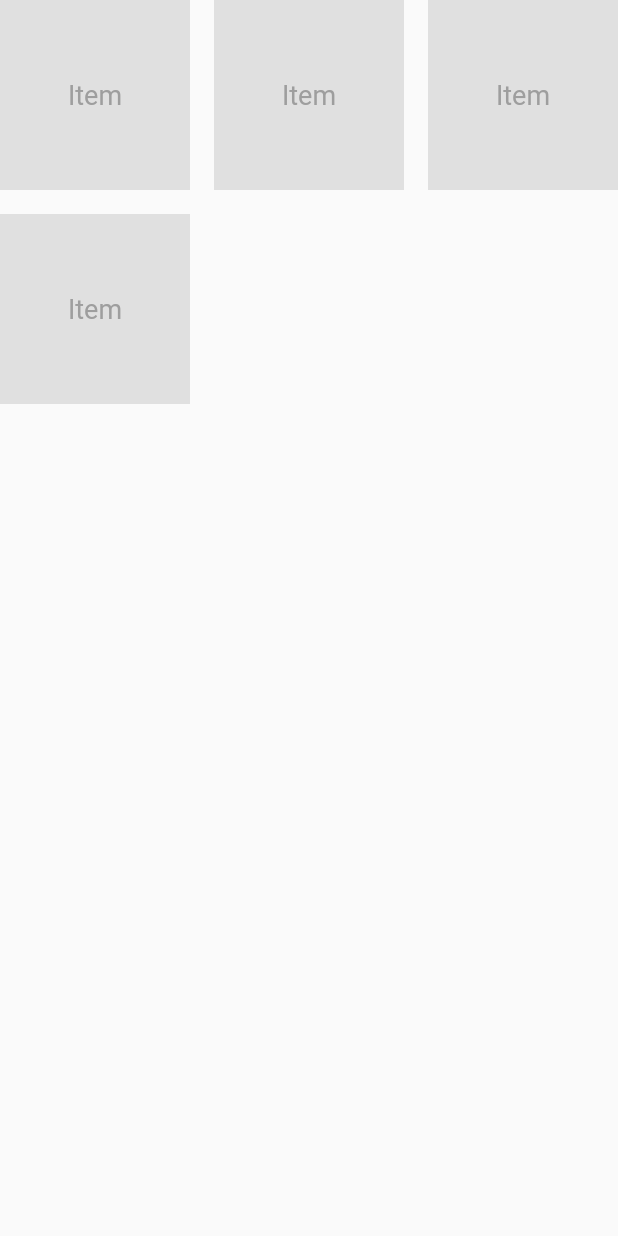
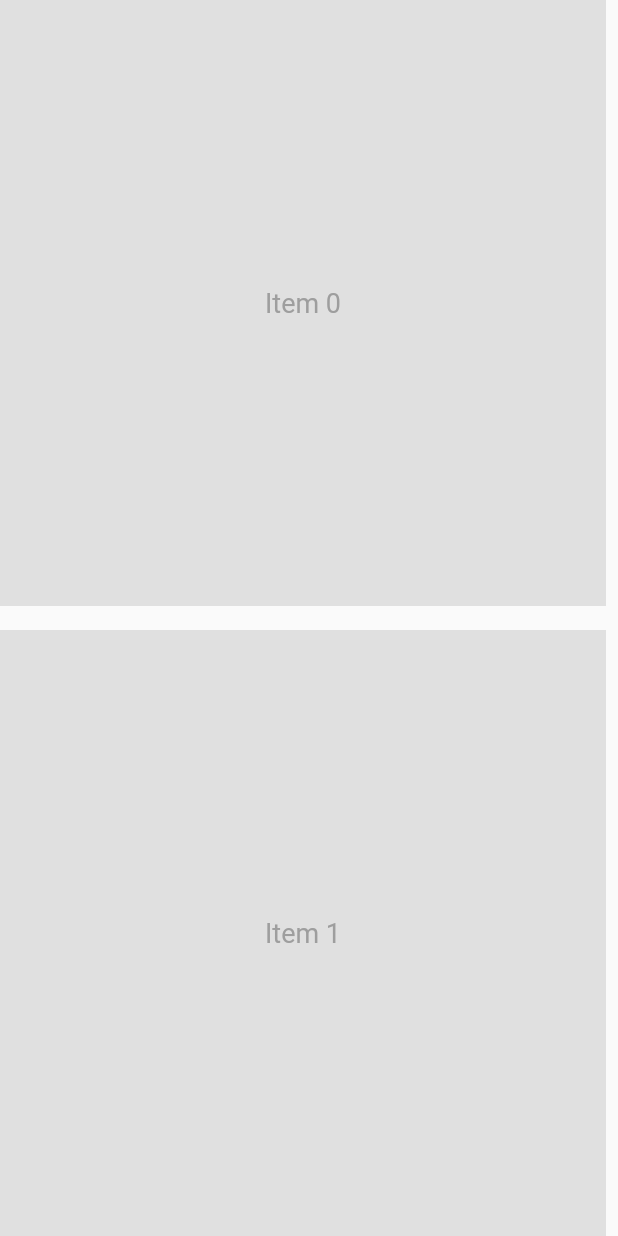
Before and after one commit to okerivy/step_flutter, a Flutter app: the ViewDemo widget shown alone on an empty page, opened directly, on a phone screen of 412 x 824 dp. Run offline on Flutter 3.47's test engine with Material 2 defaults, Android fonts, the phone set to English and light mode, and no system bars; network calls fail.

Commit message:
网格视图 GridView.count 用List.generate 生成

```diff
--- a/lib/demo/view_demo.dart
+++ b/lib/demo/view_demo.dart
@@ -7,46 +7,26 @@ class ViewDemo extends StatelessWidget {
 
   @override
   Widget build(BuildContext context) {
-    return GridView.count(
-      // GridView 如果是竖直滚动,那么就 主轴就是竖直, 交叉轴就是 横向
-      //* 主轴的方向: 就是滚动的方向
-      crossAxisCount: 3,
-      crossAxisSpacing: 16.0,
-      mainAxisSpacing: 16.0,
-      children: <Widget>[
-        Container(
+    List<Widget> _buildTiles(int length) {
+      return List.generate(length, (int index) {
+        return Container(
           color: Colors.grey[300],
           alignment: Alignment(0.0, 0.0),
           child: Text(
-            'Item',
+            'Item $index',
             style: TextStyle(fontSize: 18.0, color: Colors.grey),
           ),
-        ),
-        Container(
-          color: Colors.grey[300],
-          alignment: Alignment(0.0, 0.0),
-          child: Text(
-            'Item',
-            style: TextStyle(fontSize: 18.0, color: Colors.grey),
-          ),
-        ),
-        Container(
-          color: Colors.grey[300],
-          alignment: Alignment(0.0, 0.0),
-          child: Text(
-            'Item',
-            style: TextStyle(fontSize: 18.0, color: Colors.grey),
-          ),
-        ),
-        Container(
-          color: Colors.grey[300],
-          alignment: Alignment(0.0, 0.0),
-          child: Text(
-            'Item',
-            style: TextStyle(fontSize: 18.0, color: Colors.grey),
-          ),
-        ),
-      ],
+        );
+      });
+    }
+    return GridView.count(
+      //? GridView 如果是竖直滚动,那么就 主轴就是竖直, 交叉轴就是 横向
+      //* 主轴的方向: 就是滚动的方向
+      scrollDirection: Axis.horizontal, // 水平滚动
+      crossAxisCount: 2, //? 交叉轴有几个Item
+      crossAxisSpacing: 16.0,
+      mainAxisSpacing: 16.0,
+      children: _buildTiles(100),
     );
   }
 }
```
